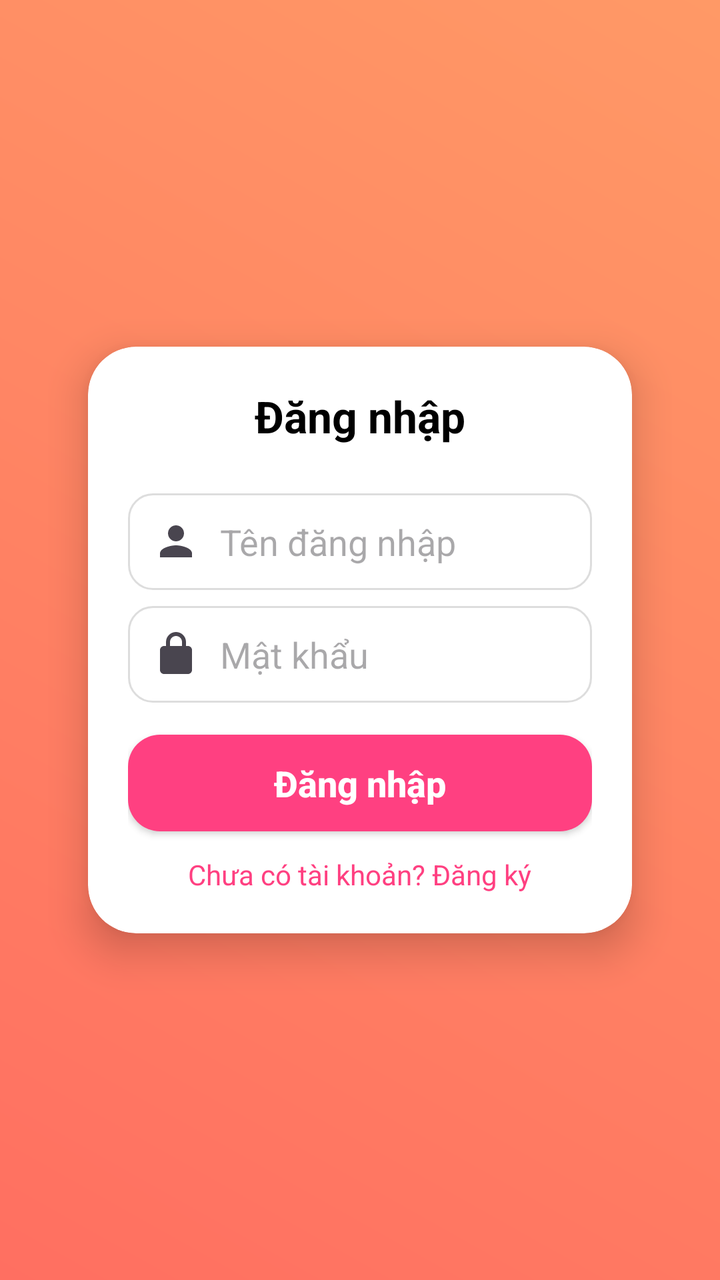
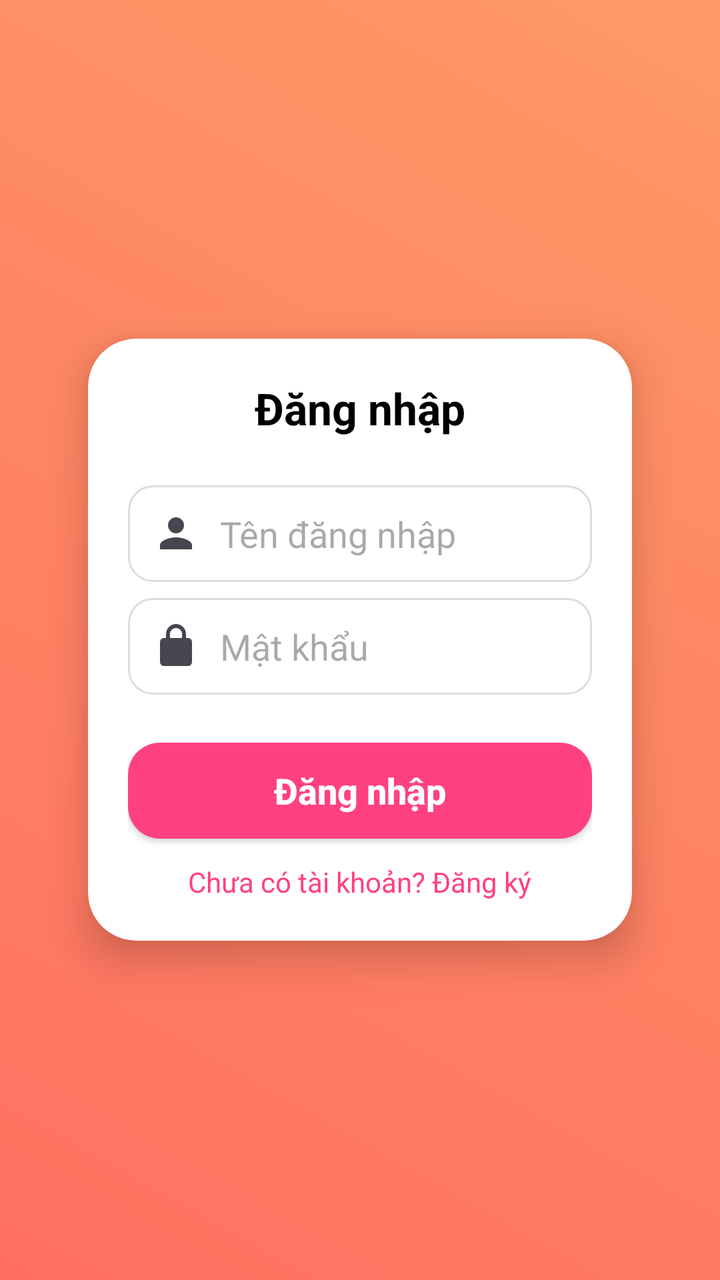

Screens rendered from an Android XML layout before and after an edit, with the pre-edit source and the edit as a unified diff.
<!-- AndroidManifest.xml: application theme Theme.Fooddeliveryapp -->
<!-- res/layout/activity_login.xml -->
<?xml version="1.0" encoding="utf-8"?>
<RelativeLayout xmlns:android="http://schemas.android.com/apk/res/android"
    xmlns:app="http://schemas.android.com/apk/res-auto"
    xmlns:tools="http://schemas.android.com/tools"
    android:layout_width="match_parent"
    android:layout_height="match_parent"
    android:background="@drawable/bg_gradient"
    tools:context=".LoginActivity">

    <ScrollView
        android:layout_width="match_parent"
        android:layout_height="match_parent"
        android:fillViewport="true">

        <LinearLayout
            android:layout_width="match_parent"
            android:layout_height="wrap_content"
            android:orientation="vertical"
            android:gravity="center"
            android:padding="24dp">

            <androidx.cardview.widget.CardView
                android:layout_width="match_parent"
                android:layout_height="wrap_content"
                android:layout_margin="20dp"
                app:cardCornerRadius="24dp"
                app:cardElevation="12dp"
                android:backgroundTint="#FFFFFF">

                <LinearLayout
                    android:layout_width="match_parent"
                    android:layout_height="wrap_content"
                    android:orientation="vertical"
                    android:padding="20dp">

                    
                    <TextView
                        android:layout_width="wrap_content"
                        android:layout_height="wrap_content"
                        android:text="Đăng nhập"
                        android:textSize="22sp"
                        android:textStyle="bold"
                        android:textColor="@color/black"
                        android:layout_gravity="center"
                        android:layout_marginBottom="16dp"/>

                    
                    <EditText
                        android:id="@+id/etLoginUsername"
                        android:layout_width="match_parent"
                        android:layout_height="wrap_content"
                        android:hint="Tên đăng nhập"
                        android:drawableStart="@drawable/ic_user"
                        android:drawablePadding="10dp"
                        android:background="@drawable/edittext_bg"
                        android:padding="12dp"
                        android:layout_marginTop="8dp"/>

                    
                    <EditText
                        android:id="@+id/etLoginPassword"
                        android:layout_width="match_parent"
                        android:layout_height="wrap_content"
                        android:hint="Mật khẩu"
                        android:inputType="textPassword"
                        android:drawableStart="@drawable/ic_lock"
                        android:drawablePadding="10dp"
                        android:background="@drawable/edittext_bg"
                        android:padding="12dp"
                        android:layout_marginTop="8dp"/>

                    
                    <Button
                        android:id="@+id/btnLogin"
                        android:layout_width="match_parent"
                        android:layout_height="wrap_content"
                        android:text="Đăng nhập"
                        android:textSize="18sp"
                        android:textStyle="bold"
                        android:textAllCaps="false"
                        android:textColor="@color/white"
                        android:background="@drawable/btn_bg"
                        android:layout_marginTop="16dp"
                        android:padding="12dp"/>

                    
                    <TextView
                        android:id="@+id/tvRegisterLink"
                        android:layout_width="wrap_content"
                        android:layout_height="wrap_content"
                        android:text="Chưa có tài khoản? Đăng ký"
                        android:textColor="#FF4081"
                        android:layout_marginTop="12dp"
                        android:layout_gravity="center"/>
                </LinearLayout>
            </androidx.cardview.widget.CardView>
        </LinearLayout>
    </ScrollView>
</RelativeLayout>
<!-- resources referenced by this layout -->
<resources>
  <color name="black">#FF000000</color>
  <color name="white">#FFFFFFFF</color>
  <!-- drawable bg_gradient (drawable) -->
  <shape xmlns:android="http://schemas.android.com/apk/res/android" android:shape="rectangle">
      <gradient
          android:startColor="#FF6F61"
          android:endColor="#FF9966"
          android:angle="45"/>
  </shape>
  <!-- drawable btn_bg (drawable) -->
  <selector xmlns:android="http://schemas.android.com/apk/res/android">
      <item android:state_pressed="true">
          <shape android:shape="rectangle">
              <solid android:color="#CC3366"/>
              <corners android:radius="16dp"/>
          </shape>
      </item>
      <item>
          <shape android:shape="rectangle">
              <solid android:color="#FF4081"/>
              <corners android:radius="16dp"/>
          </shape>
      </item>
  </selector>
  <!-- drawable edittext_bg (drawable) -->
  <shape xmlns:android="http://schemas.android.com/apk/res/android" android:shape="rectangle">
      <solid android:color="#FFFFFF"/>
      <stroke android:width="1dp" android:color="#DDDDDD"/>
      <corners android:radius="12dp"/>
      <padding android:left="8dp" android:top="8dp" android:right="8dp" android:bottom="8dp"/>
  </shape>
  <!-- drawable ic_lock (drawable) -->
  <vector xmlns:android="http://schemas.android.com/apk/res/android"
      android:width="24dp"
      android:height="24dp"
      android:viewportWidth="24"
      android:viewportHeight="24"
      android:tint="?attr/colorControlNormal">
  
      <path
          android:fillColor="@android:color/black"
          android:pathData="M12,17c1.1,0 2,-0.9 2,-2s-0.9,-2 -2,-2 -2,0.9 -2,2 0.9,2 2,2zM18,8h-1V6c0,-2.76 -2.24,-5 -5,-5S7,3.24 7,6v2H6c-1.1,0 -2,0.9 -2,2v10c0,1.1 0.9,2 2,2h12c1.1,0 2,-0.9 2,-2V10c0,-1.1 -0.9,-2 -2,-2zM9,6c0,-1.66 1.34,-3 3,-3s3,1.34 3,3v2H9V6z"/>
  </vector>
  <!-- drawable ic_user (drawable) -->
  <vector xmlns:android="http://schemas.android.com/apk/res/android"
      android:width="24dp"
      android:height="24dp"
      android:viewportWidth="24"
      android:viewportHeight="24"
      android:tint="?attr/colorControlNormal">
  
      <path
          android:fillColor="@android:color/black"
          android:pathData="M12,12c2.21,0 4,-1.79 4,-4s-1.79,-4 -4,-4 -4,1.79 -4,4 1.79,4 4,4zM12,14c-2.67,0 -8,1.34 -8,4v2h16v-2c0,-2.66 -5.33,-4 -8,-4z"/>
  </vector>
  <style name="Theme.Fooddeliveryapp" parent="Base.Theme.Fooddeliveryapp" />
  <style name="Base.Theme.Fooddeliveryapp" parent="Theme.Material3.DayNight.NoActionBar">
          
          
      </style>
</resources>

<!-- the commit's change to res/layout/activity_login.xml (unified diff, before → after) -->
@@ -33,7 +33,6 @@
                     android:orientation="vertical"
                     android:padding="20dp">
 
-                    
                     <TextView
                         android:layout_width="wrap_content"
                         android:layout_height="wrap_content"
@@ -44,7 +43,6 @@
                         android:layout_gravity="center"
                         android:layout_marginBottom="16dp"/>
 
-                    
                     <EditText
                         android:id="@+id/etLoginUsername"
                         android:layout_width="match_parent"
@@ -56,7 +54,6 @@
                         android:padding="12dp"
                         android:layout_marginTop="8dp"/>
 
-                    
                     <EditText
                         android:id="@+id/etLoginPassword"
                         android:layout_width="match_parent"
@@ -69,7 +66,6 @@
                         android:padding="12dp"
                         android:layout_marginTop="8dp"/>
 
-                    
                     <Button
                         android:id="@+id/btnLogin"
                         android:layout_width="match_parent"
@@ -80,10 +76,8 @@
                         android:textAllCaps="false"
                         android:textColor="@color/white"
                         android:background="@drawable/btn_bg"
-                        android:layout_marginTop="16dp"
-                        android:padding="12dp"/>
+                        android:layout_marginTop="24dp"  />
 
-                    
                     <TextView
                         android:id="@+id/tvRegisterLink"
                         android:layout_width="wrap_content"
